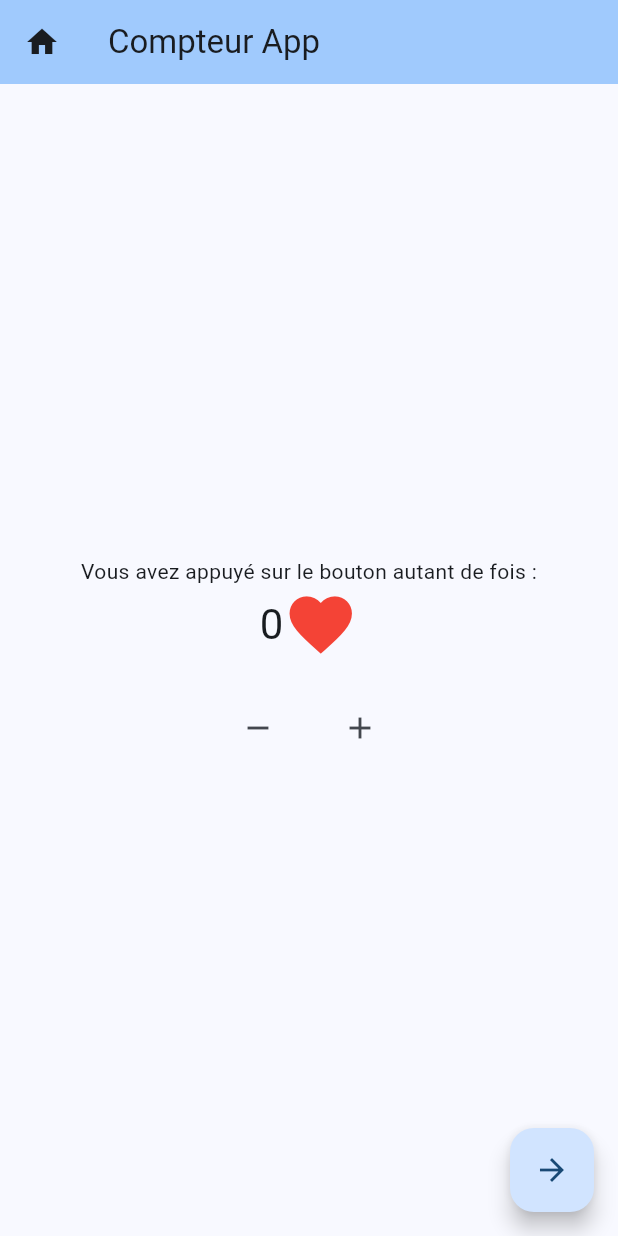
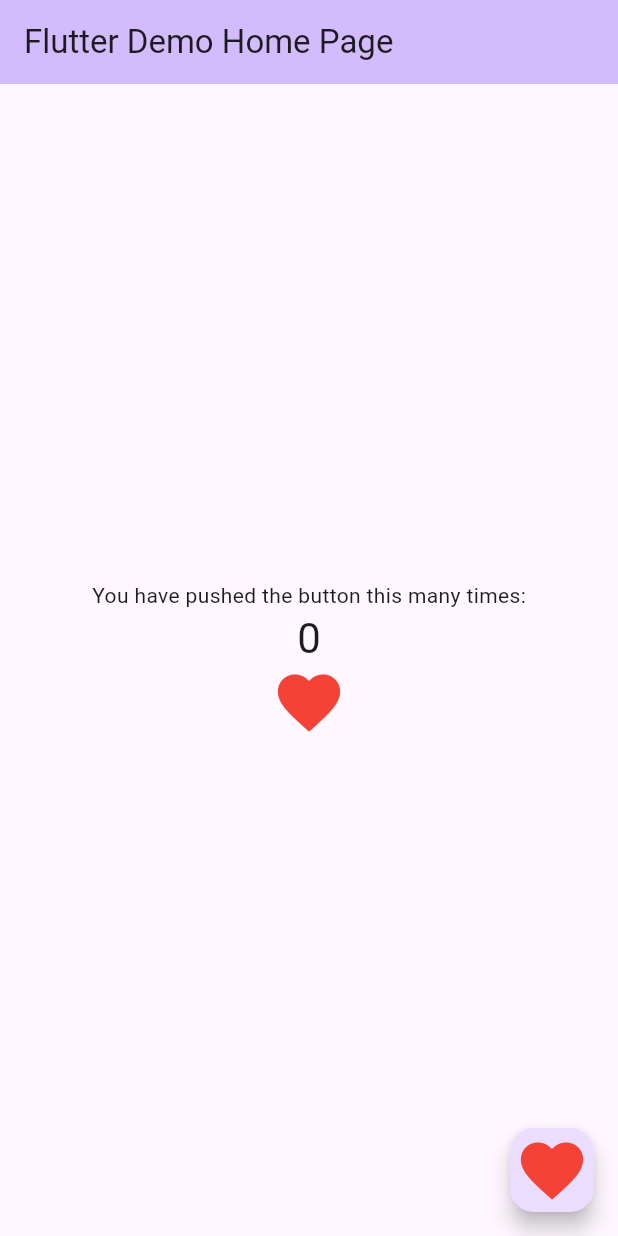
Before and after one commit to umzyy77/devapp, a Flutter app: the screen it shows after launch, on a phone screen of 412 x 824 dp. Run offline on Flutter 3.47's test engine with Material 3 defaults, Android fonts, the phone set to English and light mode, and no system bars.

Commit message:
Update main.dart

```diff
--- a/lib/main.dart
+++ b/lib/main.dart
@@ -1,8 +1,5 @@
 import 'package:flutter/material.dart';
-
-// Définir des couleurs globales
-const Color primaryColor = Colors.blue; // Vous pouvez changer en red ou une couleur personnalisée
-const Color accentColor = Colors.black; // Utilisé pour l'icône lorsque le compteur est négatif
+const Color primaryColor= Colors.deepPurple;
 
 void main() {
   runApp(const MyApp());
@@ -11,25 +8,47 @@ void main() {
 class MyApp extends StatelessWidget {
   const MyApp({super.key});
 
+  // This widget is the root of your application.
   @override
   Widget build(BuildContext context) {
+
     return MaterialApp(
-      title: 'Compteur App',
+      title: 'Flutter Demo',
       theme: ThemeData(
-        colorScheme: ColorScheme.fromSeed(seedColor: primaryColor),
+        // This is the theme of your application.
+        //
+        // TRY THIS: Try running your application with "flutter run". You'll see
+        // the application has a purple toolbar. Then, without quitting the app,
+        // try changing the seedColor in the colorScheme below to Colors.green
+        // and then invoke "hot reload" (save your changes or press the "hot
+        // reload" button in a Flutter-supported IDE, or press "r" if you used
+        // the command line to start the app).
+        //
+        // Notice that the counter didn't reset back to zero; the application
+        // state is not lost during the reload. To reset the state, use hot
+        // restart instead.
+        //
+        // This works for code too, not just values: Most code changes can be
+        // tested with just a hot reload.
+        colorScheme: ColorScheme.fromSeed(seedColor: Colors.deepPurple),
         useMaterial3: true,
       ),
-      initialRoute: '/',
-      routes: {
-        '/': (context) => const MyHomePage(title: 'Compteur App'),
-        '/second': (context) => const SecondPage(),
-      },
+      home: const MyHomePage(title: 'Flutter Demo Home Page'),
     );
   }
 }
 
 class MyHomePage extends StatefulWidget {
   const MyHomePage({super.key, required this.title});
+
+  // This widget is the home page of your application. It is stateful, meaning
+  // that it has a State object (defined below) that contains fields that affect
+  // how it looks.
+
+  // This class is the configuration for the state. It holds the values (in this
+  // case the title) provided by the parent (in this case the App widget) and
+  // used by the build method of the State. Fields in a Widget subclass are
+  // always marked "final".
 
   final String title;
 
@@ -42,92 +61,55 @@ class _MyHomePageState extends State<MyHomePage> {
 
   void _incrementCounter() {
     setState(() {
+      // This call to setState tells the Flutter framework that something has
+      // changed in this State, which causes it to rerun the build method below
+      // so that the display can reflect the updated values. If we changed
+      // _counter without calling setState(), then the build method would not be
+      // called again, and so nothing would appear to happen.
       _counter++;
-    });
-  }
-
-  void _decrementCounter() {
-    setState(() {
-      _counter--;
     });
   }
 
   @override
   Widget build(BuildContext context) {
+
     return Scaffold(
       appBar: AppBar(
         backgroundColor: Theme.of(context).colorScheme.inversePrimary,
         title: Text(widget.title),
-        leading: GestureDetector(
-          onTap: () {
-            Navigator.pushNamed(context, '/');
-          },
-          child: const Icon(Icons.home), // Icône pour rediriger à la page d'accueil
-        ),
       ),
       body: Center(
+        // Center is a layout widget. It takes a single child and positions it
+        // in the middle of the parent.
         child: Column(
           mainAxisAlignment: MainAxisAlignment.center,
           children: <Widget>[
             const Text(
-              'Vous avez appuyé sur le bouton autant de fois :',
+              'You have pushed the button this many times:',
             ),
-            Row(
-              mainAxisAlignment: MainAxisAlignment.center,
-              children: [
             Text(
               '$_counter',
               style: Theme.of(context).textTheme.headlineMedium,
             ),
-                Icon(
+            const Icon(
               Icons.favorite,
-                  color: _counter < 0 ? accentColor : Colors.red, // Changement de couleur
+              color: Colors.red,
               size: 50,
-                  semanticLabel: 'Icône favoris',
-                ),
-              ],
-            ),
-            const SizedBox(height: 20),
-            Row(
-              mainAxisAlignment: MainAxisAlignment.center,
-              children: [
-                IconButton(
-                  icon: const Icon(Icons.remove),
-                  onPressed: _decrementCounter,
-                ),
-                const SizedBox(width: 20),
-                IconButton(
-                  icon: const Icon(Icons.add),
-                  onPressed: _incrementCounter,
-                ),
-              ],
+              semanticLabel: 'Icône favroris',
             ),
           ],
         ),
       ),
       floatingActionButton: FloatingActionButton(
-        onPressed: () {
-          Navigator.pushNamed(context, '/second');
-        },
-        tooltip: 'Page Suivante',
-        child: const Icon(Icons.arrow_forward),
+        onPressed: _incrementCounter,
+        tooltip: 'Increment',
+        child: const Icon(
+            Icons.favorite,
+            color: Colors.red,
+            size: 50,
+            semanticLabel: 'Icône favoris',
         ),
+      ), // This trailing comma makes auto-formatting nicer for build methods.
     );
   }
 }
-
-class SecondPage extends StatelessWidget {
-  const SecondPage({super.key});
-
-  @override
-  Widget build(BuildContext context) {
-    return Scaffold(
-      appBar: AppBar(
-        title: const Text('Deuxième Page'),
-      ),
-      body: const Center(
-        child: Text('Bienvenue sur la deuxième page !'),
-      ),
-    );
-  }
-}
```
Lines whose indentation alone changed are shown as unchanged.
